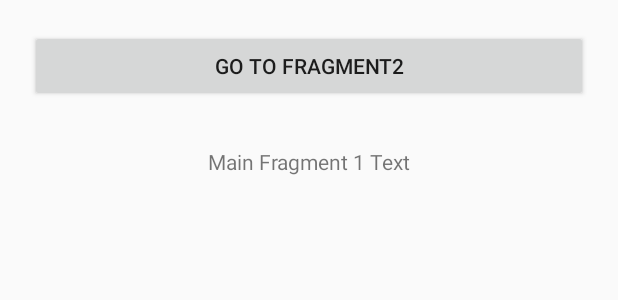
After one commit to dlemures/NavigationSample, an Android app: the layout fragment_fragment1.xml on its own in the app's theme, with its tools: preview values and no code run, on a phone screen of 412 x 824 dp. The commit adds this screen. Shown: the top 300 px of the screen. Run offline under Robolectric (Android 15) with nearby library versions, the phone set to English and light mode, and no system bars.

Commit message:
Adding activites and fragments

```diff
--- a/app/build.gradle
+++ b/app/build.gradle
@@ -24,8 +24,10 @@ dependencies {
     implementation 'com.android.support:appcompat-v7:27.1.1'
     implementation 'com.android.support.constraint:constraint-layout:1.1.0'
     implementation 'com.android.support:design:27.1.1'
+    implementation 'com.android.support:support-v4:27.1.1'
     implementation "android.arch.navigation:navigation-fragment:1.0.0-alpha01"
     implementation "android.arch.navigation:navigation-ui:1.0.0-alpha01"
+
     implementation project(':module1')
 
     testImplementation 'junit:junit:4.12'
--- a/app/src/main/AndroidManifest.xml
+++ b/app/src/main/AndroidManifest.xml
@@ -10,12 +10,11 @@
         android:supportsRtl="true"
         android:theme="@style/AppTheme">
         <activity
-            android:name=".app.MainActivity"
-            android:label="@string/title_activity_main"
+            android:name=".app.AppActivity"
+            android:label="@string/title_activity_app"
             android:theme="@style/AppTheme.NoActionBar">
             <intent-filter>
                 <action android:name="android.intent.action.MAIN" />
-
                 <category android:name="android.intent.category.LAUNCHER" />
             </intent-filter>
         </activity>
--- /dev/null
+++ b/app/src/main/res/layout/fragment_fragment1.xml
@@ -0,0 +1,23 @@
+<?xml version="1.0" encoding="utf-8"?>
+<LinearLayout xmlns:android="http://schemas.android.com/apk/res/android"
+    xmlns:tools="http://schemas.android.com/tools"
+    android:layout_width="match_parent"
+    android:layout_height="match_parent"
+    android:orientation="vertical"
+    android:padding="20dp"
+    tools:context=".app.Fragment1">
+
+    <Button
+        android:id="@+id/button"
+        android:layout_width="match_parent"
+        android:layout_height="wrap_content"
+        android:text="@string/gotofragment2" />
+
+    <TextView
+        android:id="@+id/text"
+        android:layout_width="match_parent"
+        android:layout_height="80dp"
+        android:gravity="center"
+        tools:text="Main Fragment 1 Text" />
+
+</LinearLayout>
--- a/app/src/main/res/values/strings.xml
+++ b/app/src/main/res/values/strings.xml
@@ -1,5 +1,6 @@
 <resources>
     <string name="app_name">NavigationSample</string>
-    <string name="title_activity_main">MainActivity</string>
-    <string name="gotoactivity1">Go to Activity1</string>
+    <string name="title_activity_app">Navigation Sample</string>
+    <string name="gotofragment2">Go to Fragment2</string>
+    <string name="gotofragment3">Go to Fragment3</string>
 </resources>
--- a/module1/build.gradle
+++ b/module1/build.gradle
@@ -30,6 +30,10 @@ dependencies {
     implementation 'com.android.support:appcompat-v7:27.1.1'
     implementation 'com.android.support.constraint:constraint-layout:1.1.0'
     implementation 'com.android.support:design:27.1.1'
+    implementation 'com.android.support:support-v4:27.1.1'
+    implementation "android.arch.navigation:navigation-fragment:1.0.0-alpha01"
+    implementation "android.arch.navigation:navigation-ui:1.0.0-alpha01"
+
     testImplementation 'junit:junit:4.12'
     androidTestImplementation 'com.android.support.test:runner:1.0.2'
     androidTestImplementation 'com.android.support.test.espresso:espresso-core:3.0.2'
--- a/module1/src/main/AndroidManifest.xml
+++ b/module1/src/main/AndroidManifest.xml
@@ -4,9 +4,9 @@
 
     <application>
         <activity
-            android:name=".Activity1"
-            android:label="@string/title_activity_1"
-            android:theme="@style/AppTheme.NoActionBar"></activity>
+            android:name=".ModuleActivity"
+            android:label="@string/title_activity_module"
+            android:theme="@style/AppTheme.NoActionBar"/>
     </application>
 
 </manifest>
--- a/app/src/main/res/layout/activity_main.xml
+++ b/module1/src/main/res/layout/fragment_fragment3.xml
@@ -5,13 +5,13 @@
     android:layout_height="match_parent"
     android:orientation="vertical"
     android:padding="20dp"
-    tools:context=".app.MainActivity">
+    tools:context=".Fragment3">
 
     <Button
         android:id="@+id/button"
         android:layout_width="match_parent"
         android:layout_height="wrap_content"
-        android:text="@string/gotoactivity1" />
+        android:text="@string/gotofragment1" />
 
     <TextView
         android:id="@+id/text"
--- a/module1/src/main/res/values/strings.xml
+++ b/module1/src/main/res/values/strings.xml
@@ -1,5 +1,5 @@
 <resources>
     <string name="app_name">Module1</string>
-    <string name="title_activity_1">Activity1</string>
-    <string name="gotomainactivity">Go to MainActivity</string>
+    <string name="title_activity_module">ModuleActivity</string>
+    <string name="gotofragment1">Go to Fragment1</string>
 </resources>
```
Also changed, not shown: app/src/main/java/com/dlemures/navigationsample/app/AppActivity.java (renamed from app/src/main/java/com/dlemures/navigationsample/app/MainActivity.java, +2 -6 lines), app/src/main/java/com/dlemures/navigationsample/app/Fragment1.java (added, +32 -0 lines), app/src/main/java/com/dlemures/navigationsample/app/Fragment2.java (added, +32 -0 lines), app/src/main/res/layout/activity_app.xml (added, +18 -0 lines), app/src/main/res/layout/fragment_fragment2.xml (renamed from module1/src/main/res/layout/activity_1.xml, +5 -3 lines), app/src/main/res/navigation/nav_graph.xml (+22 -14 lines), module1/src/main/java/com/dlemures/navigationsample/module1/Activity1.java (deleted, +0 -18 lines), module1/src/main/java/com/dlemures/navigationsample/module1/Fragment3.java (added, +34 -0 lines), module1/src/main/java/com/dlemures/navigationsample/module1/ModuleActivity.java (added, +14 -0 lines), module1/src/main/res/layout/activity_module.xml (added, +18 -0 lines), module1/src/main/res/navigation/nav_graph.xml (+10 -1 lines).
